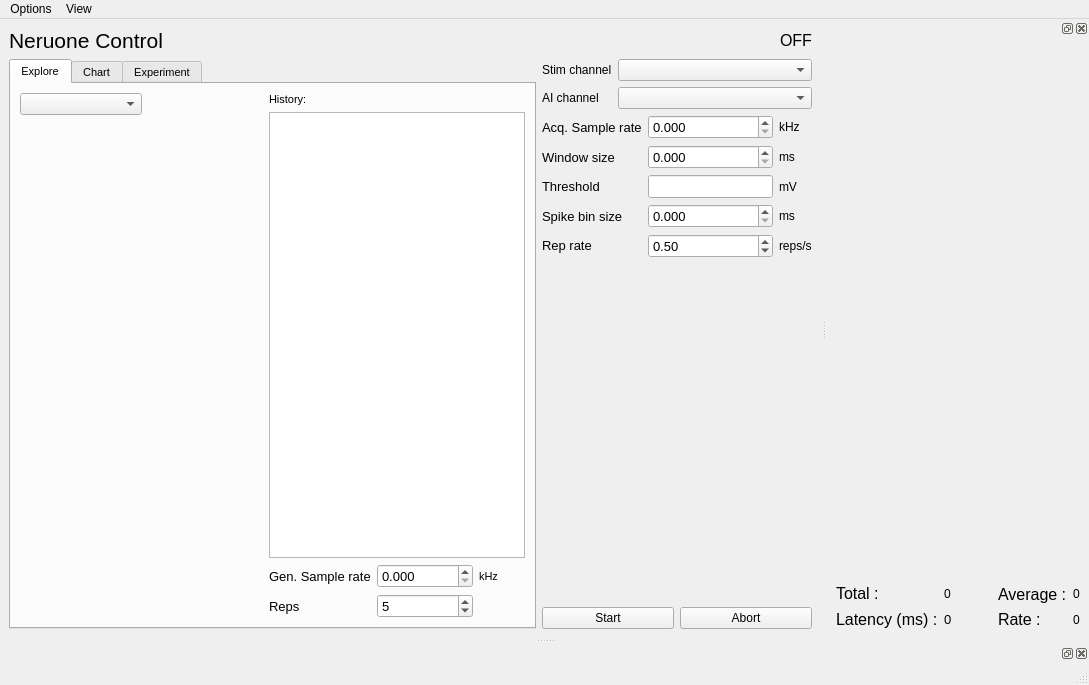
Qt form spikeylab/main/main_control.ui (portfors-lab/sparkle) before a commit.
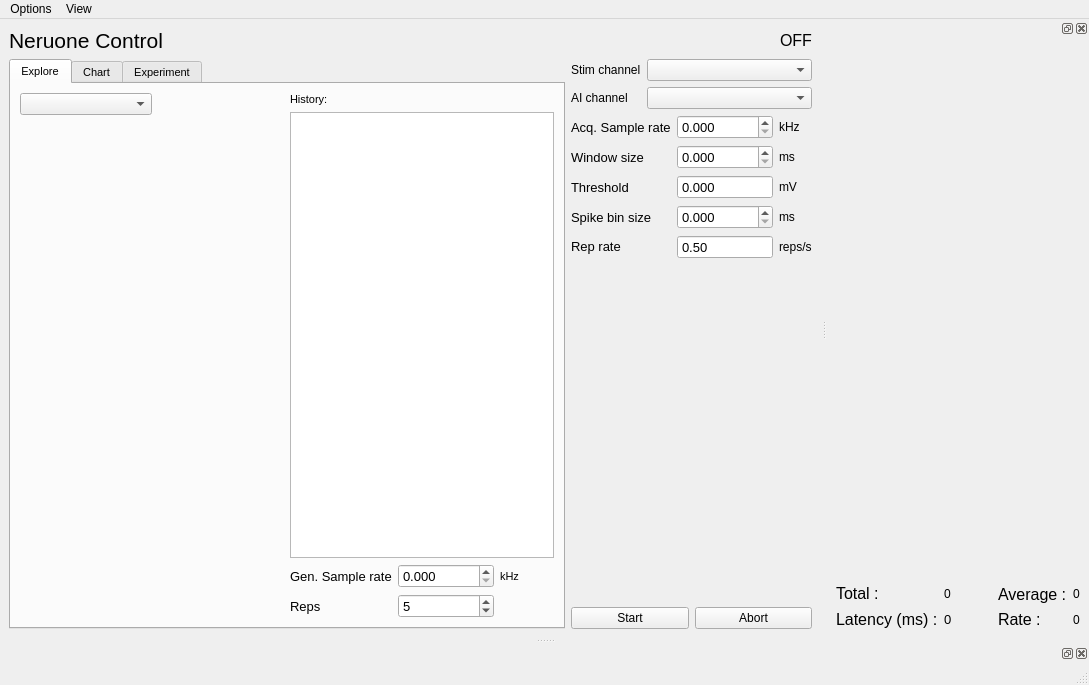
The same form after that commit. Custom widgets are drawn as their Qt base class.

The edit to the form file:
```diff
--- a/spikeylab/main/main_control.ui
+++ b/spikeylab/main/main_control.ui
@@ -323,21 +323,6 @@
             </property>
            </widget>
           </item>
-          <item row="3" column="1">
-           <widget class="QLineEdit" name="thresh_lnedt">
-            <property name="sizePolicy">
-             <sizepolicy hsizetype="Minimum" vsizetype="Fixed">
-              <horstretch>0</horstretch>
-              <verstretch>0</verstretch>
-             </sizepolicy>
-            </property>
-            <property name="font">
-             <font>
-              <pointsize>10</pointsize>
-             </font>
-            </property>
-           </widget>
-          </item>
           <item row="4" column="0">
            <widget class="QLabel" name="label_43">
             <property name="font">
@@ -409,6 +394,12 @@
               <pointsize>10</pointsize>
              </font>
             </property>
+            <property name="buttonSymbols">
+             <enum>QAbstractSpinBox::NoButtons</enum>
+            </property>
+            <property name="prefix">
+             <string/>
+            </property>
             <property name="minimum">
              <double>0.100000000000000</double>
             </property>
@@ -451,6 +442,24 @@
             </property>
            </widget>
           </item>
+          <item row="3" column="1">
+           <widget class="QDoubleSpinBox" name="thresh_spnbx">
+            <property name="font">
+             <font>
+              <pointsize>10</pointsize>
+             </font>
+            </property>
+            <property name="buttonSymbols">
+             <enum>QAbstractSpinBox::NoButtons</enum>
+            </property>
+            <property name="decimals">
+             <number>3</number>
+            </property>
+            <property name="maximum">
+             <double>500.000000000000000</double>
+            </property>
+           </widget>
+          </item>
          </layout>
         </item>
         <item>
```
